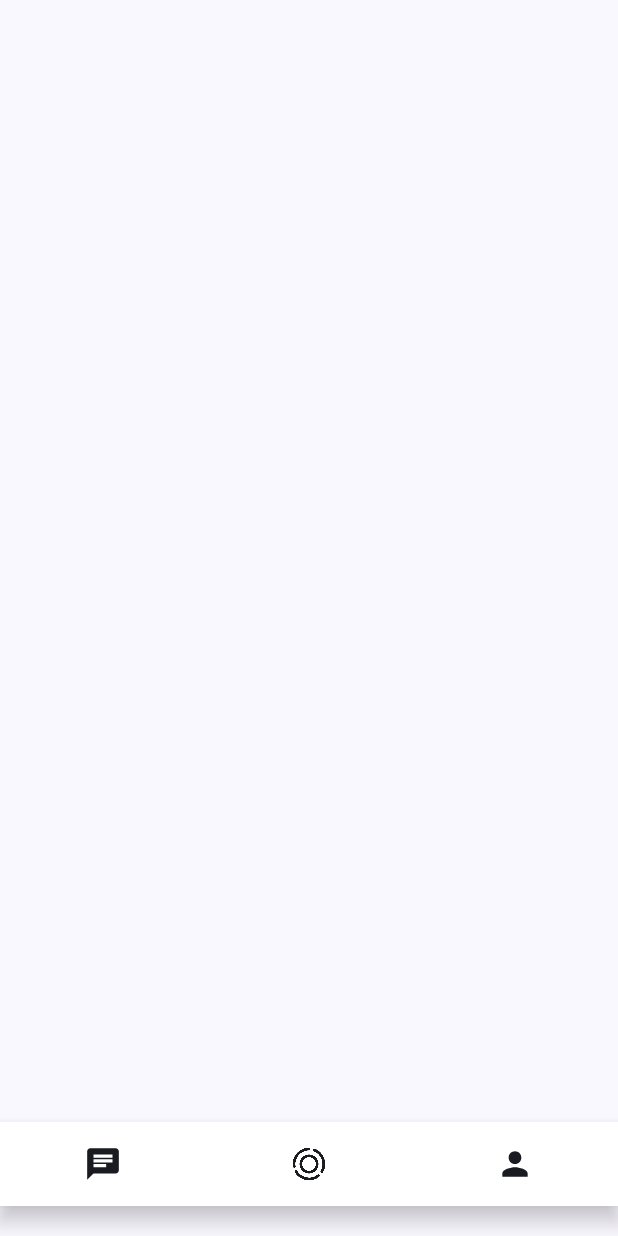
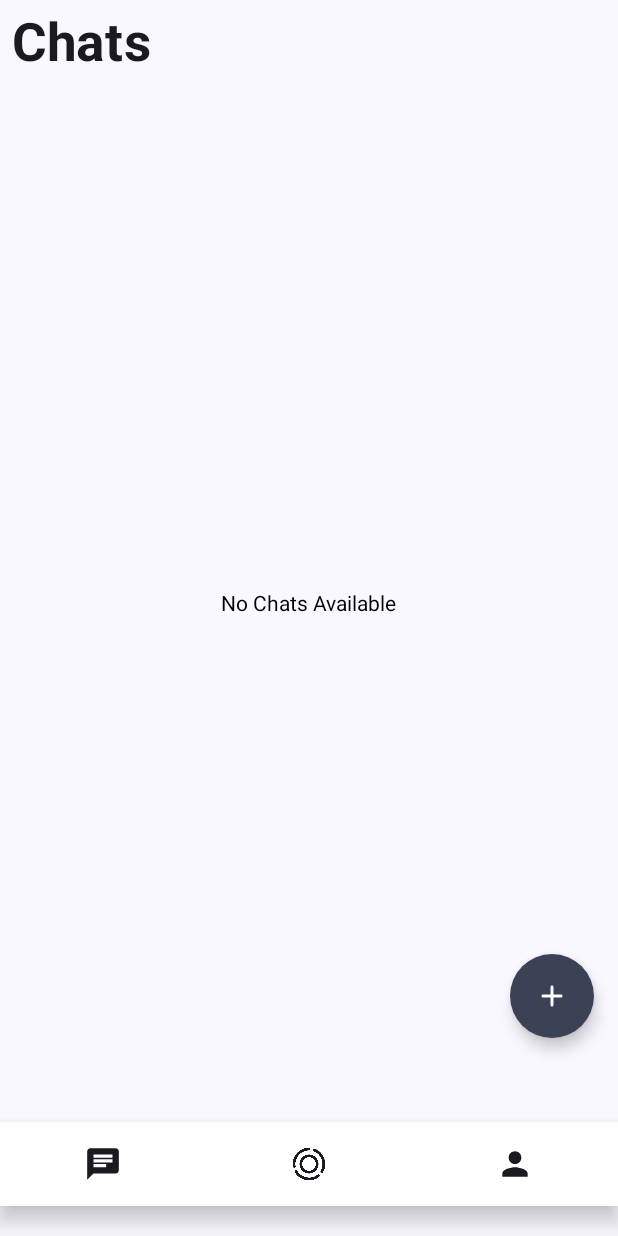
Before and after one commit to minakshibisen/LiveChat, an Android app built with Jetpack Compose: the screen it shows after launch (MainActivity), on a phone screen of 412 x 824 dp. Run offline under Robolectric (Android 15) with nearby library versions, the phone set to English and light mode, and no system bars; our stand-ins replace Dagger/Hilt's generated code, Firebase (no records; nobody signed in at launch, a user with empty details on screens opened directly).

Commit message:
office work 3rd oct complete

```diff
--- a/app/src/main/java/com/example/livechat/data/Constraints.kt
+++ b/app/src/main/java/com/example/livechat/data/Constraints.kt
@@ -1,3 +1,4 @@
 package com.example.livechat.data
 
 const val USER_NODE = "User"
+const val CHATS_NODE = "Chats"
--- a/app/src/main/java/com/example/livechat/screens/ChatListScreen.kt
+++ b/app/src/main/java/com/example/livechat/screens/ChatListScreen.kt
@@ -1,31 +1,164 @@
 package com.example.livechat.screens
 
 import android.annotation.SuppressLint
+import android.util.Log
+import androidx.compose.foundation.layout.Arrangement
 import androidx.compose.foundation.layout.Column
-import androidx.compose.foundation.layout.fillMaxHeight
-import androidx.compose.foundation.layout.systemBarsPadding
+import androidx.compose.foundation.layout.fillMaxSize
+import androidx.compose.foundation.layout.fillMaxWidth
+import androidx.compose.foundation.layout.padding
+import androidx.compose.foundation.lazy.LazyColumn
+import androidx.compose.foundation.lazy.items
+import androidx.compose.foundation.shape.CircleShape
+import androidx.compose.foundation.text.KeyboardOptions
+import androidx.compose.material.AlertDialog
+import androidx.compose.material.Button
+import androidx.compose.material.Icon
+import androidx.compose.material.Text
+import androidx.compose.material.icons.Icons
+import androidx.compose.material.icons.rounded.Add
+import androidx.compose.material3.FloatingActionButton
+import androidx.compose.material3.MaterialTheme
+import androidx.compose.material3.OutlinedTextField
+import androidx.compose.material3.Scaffold
 import androidx.compose.runtime.Composable
+import androidx.compose.runtime.mutableStateOf
+import androidx.compose.runtime.remember
+import androidx.compose.ui.Alignment
 import androidx.compose.ui.Modifier
+import androidx.compose.ui.graphics.Color
+import androidx.compose.ui.text.input.KeyboardType
+import androidx.compose.ui.unit.dp
 import androidx.navigation.NavController
 import com.example.livechat.CommonProgressBar
+import com.example.livechat.CommonRow
+import com.example.livechat.DestinationScreens
 import com.example.livechat.LCViewModel
+import com.example.livechat.TitleText
+import com.example.livechat.navigateTo
+
 
 @SuppressLint("SuspiciousIndentation")
 @Composable
-fun ChatListScreen(navController: NavController,vm :LCViewModel) {
-  val inProgress =vm.inProgress.value
-    if (inProgress){
+fun ChatListScreen(navController: NavController, vm: LCViewModel) {
+    val inProgress = vm.inProgress.value
+    if (inProgress) {
         CommonProgressBar()
-    }else{
-        Column (modifier = Modifier
-            .fillMaxHeight()
-            .systemBarsPadding() ){
-            ChatScreenContent()
+    } else {
+        val chats = vm.chats.value
+        val userData = vm.userData.value
+        val showDialog = remember {
+            mutableStateOf(false)
         }
+
+        val onFabClick: () -> Unit = {
+            Log.e("TAG", "ChatListScreen: ")
+            showDialog.value = true
+        }
+        val onDismiss: () -> Unit = {
+            showDialog.value = false
+        }
+        val onAddChat: (String) -> Unit = {
+            vm.onAddChat(it)
+            showDialog.value = false
+        }
+        Scaffold(
+            floatingActionButton = {
+                FAB(
+                    showDialog = showDialog.value,
+                    onFabClick = onFabClick,
+                    onDismiss = onDismiss,
+                    onAddChat = onAddChat
+                )
+            },
+            content = {
+                Column(
+                    modifier = Modifier
+                        .fillMaxSize()
+                        .padding(it)
+                ) {
+                    TitleText(text = "Chats")
+                    if (chats.isEmpty()) {
+                        Column(
+                            modifier = Modifier
+                                .fillMaxWidth()
+                                .weight(1f),
+                            horizontalAlignment = Alignment.CenterHorizontally,
+                            verticalArrangement = Arrangement.Center
+                        ) {
+                            Text(text = "No Chats Available")
+
+                        }
+                    } else {
+                        LazyColumn(modifier = Modifier.weight(1f)) {
+                            items(chats) { chat ->
+                                val chatUser = if (chat?.user1?.userId == userData?.userId) {
+                                    chat?.user2
+                                } else {
+                                    chat?.user1
+                                }
+                                if (chatUser != null) {
+                                    CommonRow(imageUrl = chatUser.imageUrl, name = chatUser.name) {
+
+
+                                        chatUser.userId?.let { it1 -> DestinationScreens.SingleChat.createRoute(id = it1) }
+                                            ?.let { it2 ->
+                                                navigateTo(
+                                                    navController,
+                                                    it2
+                                                )
+                                            }
+                                    }
+                                }
+                            }
+                        }
+                    }
+                }
+            }
+
+        )
+
     }
 
 }
 
 @Composable
-fun ChatScreenContent() {
+fun FAB(
+    showDialog: Boolean,
+    onFabClick: () -> Unit,
+    onDismiss: () -> Unit,
+    onAddChat: (String) -> Unit
+) {
+    val addChatNember = remember {
+        mutableStateOf("")
+    }
+    if (showDialog) {
+        AlertDialog(onDismissRequest = {
+            onDismiss.invoke()
+            addChatNember.value = ""
+        }, confirmButton = {
+            Button(onClick = { onAddChat(addChatNember.value) }) {
+                Text(text = "Add Chat")
+            }
+        },
+            title = { Text(text = "Add Chat") },
+            text = {
+                OutlinedTextField(
+                    value = addChatNember.value, onValueChange = {
+                        addChatNember.value = it
+                    },
+                    keyboardOptions = KeyboardOptions(keyboardType = KeyboardType.Number)
+                )
+            }
+        )
+    }
+    FloatingActionButton(
+        onClick = onFabClick,
+        containerColor = MaterialTheme.colorScheme.secondary,
+        shape = CircleShape,
+        modifier = Modifier.padding(bottom = 40.dp)
+    ) {
+        Icon(imageVector = Icons.Rounded.Add, contentDescription = null, tint = Color.White)
+    }
+
 }
```
Also changed, not shown: app/src/main/java/com/example/livechat/LCViewModel.kt (+87 -1 lines), app/src/main/java/com/example/livechat/data/DataTypes.kt (+14 -0 lines), app/src/main/java/com/example/livechat/util.kt (+45 -0 lines).
